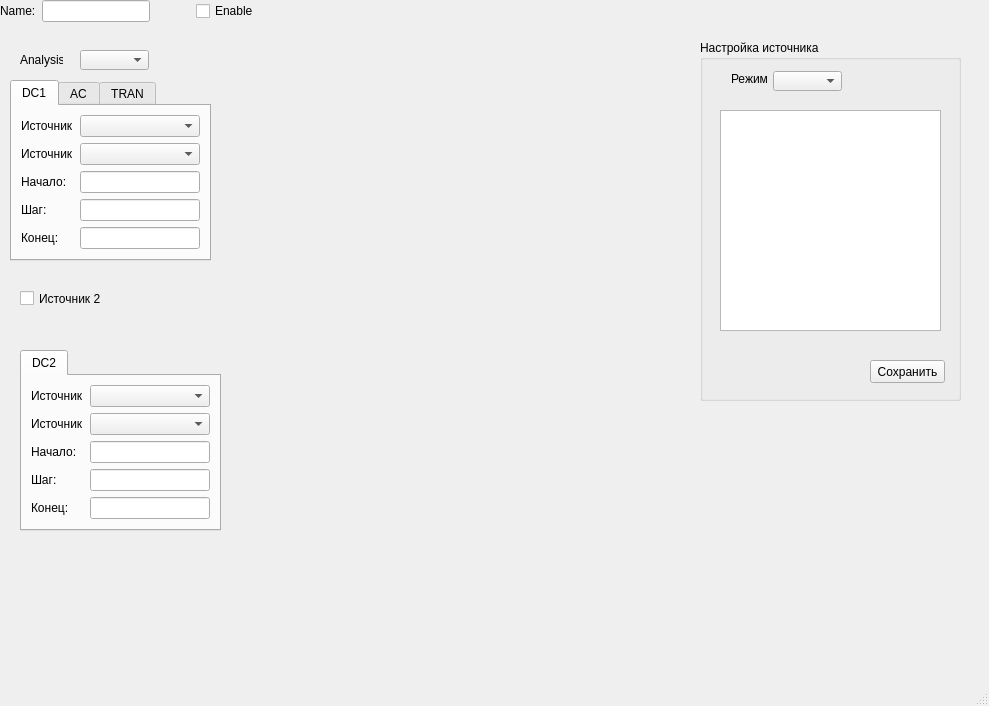
Qt form src/Tsunami/AnalysisWindow.ui (maluginp/Tsunami) before a commit.
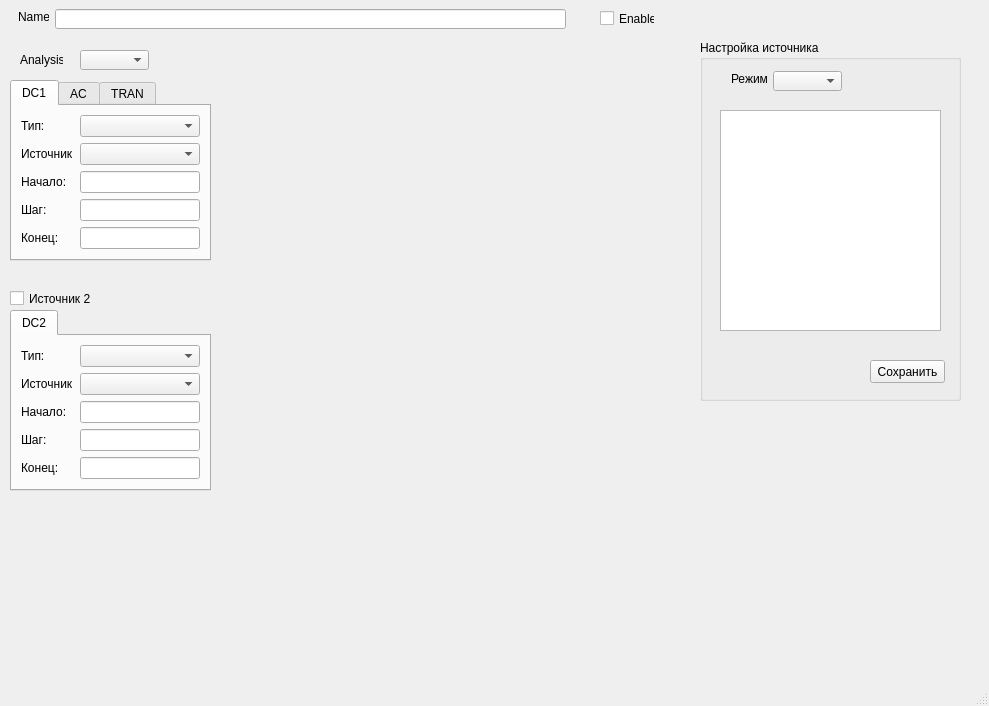
The same form after that commit. The open tabs and pages were chosen to show the change. Custom widgets are drawn as their Qt base class.

Commit message: Переименовал формы

Patch:
```diff
--- a/src/Tsunami/AnalysisWindow.ui
+++ b/src/Tsunami/AnalysisWindow.ui
@@ -82,7 +82,7 @@
       <item row="0" column="0">
        <widget class="QLabel" name="label_6">
         <property name="text">
-         <string>Источник</string>
+         <string>Тип:</string>
         </property>
        </widget>
       </item>
@@ -214,8 +214,8 @@
    <widget class="QTabWidget" name="tabWidget_2">
     <property name="geometry">
      <rect>
-      <x>20</x>
-      <y>350</y>
+      <x>10</x>
+      <y>310</y>
       <width>201</width>
       <height>181</height>
      </rect>
@@ -231,7 +231,7 @@
       <item row="0" column="0">
        <widget class="QLabel" name="label_8">
         <property name="text">
-         <string>Источник</string>
+         <string>Тип:</string>
         </property>
        </widget>
       </item>
@@ -284,7 +284,7 @@
    <widget class="QCheckBox" name="checkBox">
     <property name="geometry">
      <rect>
-      <x>20</x>
+      <x>10</x>
       <y>290</y>
       <width>81</width>
       <height>17</height>
@@ -353,42 +353,41 @@
      </property>
     </widget>
    </widget>
-   <widget class="QWidget" name="">
-    <layout class="QHBoxLayout" name="horizontalLayout_2">
-     <property name="sizeConstraint">
-      <enum>QLayout::SetMinimumSize</enum>
-     </property>
-     <item>
-      <widget class="QLabel" name="label_2">
-       <property name="text">
-        <string>Name:</string>
-       </property>
-      </widget>
-     </item>
-     <item>
-      <widget class="QLineEdit" name="analysisNameLineEdit"/>
-     </item>
-     <item>
-      <spacer name="horizontalSpacer_2">
-       <property name="orientation">
-        <enum>Qt::Horizontal</enum>
-       </property>
-       <property name="sizeHint" stdset="0">
-        <size>
-         <width>40</width>
-         <height>20</height>
-        </size>
-       </property>
-      </spacer>
-     </item>
-     <item>
-      <widget class="QCheckBox" name="analysisEnableCheckBox">
-       <property name="text">
-        <string>Enable</string>
-       </property>
-      </widget>
-     </item>
-    </layout>
+   <widget class="QLineEdit" name="analysisNameLineEdit">
+    <property name="geometry">
+     <rect>
+      <x>55</x>
+      <y>9</y>
+      <width>511</width>
+      <height>20</height>
+     </rect>
+    </property>
+   </widget>
+   <widget class="QCheckBox" name="analysisEnableCheckBox">
+    <property name="geometry">
+     <rect>
+      <x>600</x>
+      <y>10</y>
+      <width>55</width>
+      <height>17</height>
+     </rect>
+    </property>
+    <property name="text">
+     <string>Enable</string>
+    </property>
+   </widget>
+   <widget class="QLabel" name="label_2">
+    <property name="geometry">
+     <rect>
+      <x>18</x>
+      <y>9</y>
+      <width>31</width>
+      <height>16</height>
+     </rect>
+    </property>
+    <property name="text">
+     <string>Name:</string>
+    </property>
    </widget>
   </widget>
   <widget class="QMenuBar" name="menubar">
```
Left out of the diff: 32 changed lines with no effect on the pictures.
